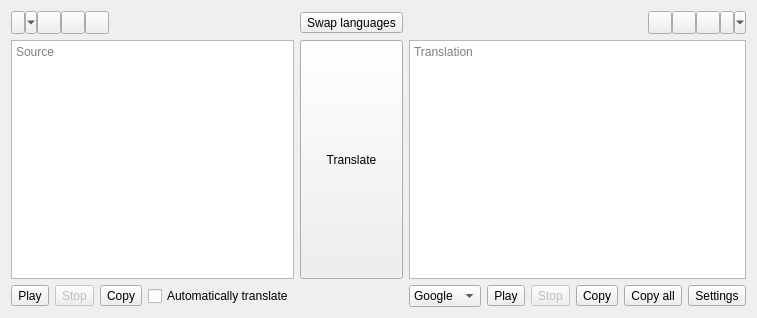
This is src/mainwindow.ui in crow-translate/crow-translate as Qt 5 draws it before an edit. The edited form follows.
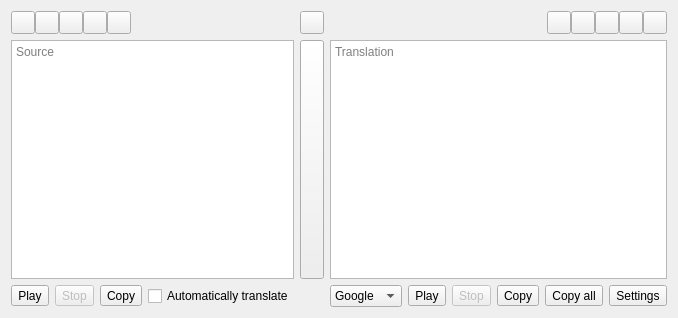
This is the edited form. Icons and pictures are not drawn.

Commit message: Add new convenient languages menu

Diff of the .ui file:
```diff
--- a/src/mainwindow.ui
+++ b/src/mainwindow.ui
@@ -24,42 +24,23 @@
       <property name="spacing">
        <number>0</number>
       </property>
+      <item>
+       <widget class="QToolButton" name="addSourceLangButton">
+        <property name="icon">
+         <iconset theme="add">
+          <normaloff>.</normaloff>.</iconset>
+        </property>
+       </widget>
+      </item>
       <item>
        <widget class="QToolButton" name="autoSourceButton">
-        <property name="sizePolicy">
-         <sizepolicy hsizetype="Minimum" vsizetype="Minimum">
-          <horstretch>0</horstretch>
-          <verstretch>0</verstretch>
-         </sizepolicy>
-        </property>
-        <property name="toolTip">
-         <string notr="true">auto</string>
-        </property>
         <property name="checkable">
          <bool>true</bool>
         </property>
-        <property name="autoExclusive">
-         <bool>true</bool>
-        </property>
-        <property name="popupMode">
-         <enum>QToolButton::MenuButtonPopup</enum>
-        </property>
-        <property name="toolButtonStyle">
-         <enum>Qt::ToolButtonTextOnly</enum>
-        </property>
        </widget>
       </item>
       <item>
        <widget class="QToolButton" name="firstSourceButton">
-        <property name="sizePolicy">
-         <sizepolicy hsizetype="Minimum" vsizetype="Minimum">
-          <horstretch>0</horstretch>
-          <verstretch>0</verstretch>
-         </sizepolicy>
-        </property>
-        <property name="text">
-         <string/>
-        </property>
         <property name="checkable">
          <bool>true</bool>
         </property>
@@ -70,15 +51,6 @@
       </item>
       <item>
        <widget class="QToolButton" name="secondSourceButton">
-        <property name="sizePolicy">
-         <sizepolicy hsizetype="Minimum" vsizetype="Minimum">
-          <horstretch>0</horstretch>
-          <verstretch>0</verstretch>
-         </sizepolicy>
-        </property>
-        <property name="text">
-         <string/>
-        </property>
         <property name="checkable">
          <bool>true</bool>
         </property>
@@ -92,15 +64,6 @@
         <property name="enabled">
          <bool>true</bool>
         </property>
-        <property name="sizePolicy">
-         <sizepolicy hsizetype="Minimum" vsizetype="Minimum">
-          <horstretch>0</horstretch>
-          <verstretch>0</verstretch>
-         </sizepolicy>
-        </property>
-        <property name="text">
-         <string/>
-        </property>
         <property name="checkable">
          <bool>true</bool>
         </property>
@@ -144,15 +107,6 @@
       </item>
       <item>
        <widget class="QToolButton" name="firstTranslationButton">
-        <property name="sizePolicy">
-         <sizepolicy hsizetype="Minimum" vsizetype="Minimum">
-          <horstretch>0</horstretch>
-          <verstretch>0</verstretch>
-         </sizepolicy>
-        </property>
-        <property name="text">
-         <string/>
-        </property>
         <property name="checkable">
          <bool>true</bool>
         </property>
@@ -166,15 +120,6 @@
       </item>
       <item>
        <widget class="QToolButton" name="secondTranslationButton">
-        <property name="sizePolicy">
-         <sizepolicy hsizetype="Minimum" vsizetype="Minimum">
-          <horstretch>0</horstretch>
-          <verstretch>0</verstretch>
-         </sizepolicy>
-        </property>
-        <property name="text">
-         <string/>
-        </property>
         <property name="checkable">
          <bool>true</bool>
         </property>
@@ -185,15 +130,6 @@
       </item>
       <item>
        <widget class="QToolButton" name="thirdTranslationButton">
-        <property name="sizePolicy">
-         <sizepolicy hsizetype="Minimum" vsizetype="Minimum">
-          <horstretch>0</horstretch>
-          <verstretch>0</verstretch>
-         </sizepolicy>
-        </property>
-        <property name="text">
-         <string/>
-        </property>
         <property name="checkable">
          <bool>true</bool>
         </property>
@@ -204,26 +140,22 @@
       </item>
       <item>
        <widget class="QToolButton" name="autoTranslationButton">
+        <property name="checkable">
+         <bool>true</bool>
+        </property>
+       </widget>
+      </item>
+      <item>
+       <widget class="QToolButton" name="addTranslationLangButton">
         <property name="sizePolicy">
          <sizepolicy hsizetype="Minimum" vsizetype="Minimum">
           <horstretch>0</horstretch>
           <verstretch>0</verstretch>
          </sizepolicy>
         </property>
-        <property name="toolTip">
-         <string notr="true">auto</string>
-        </property>
-        <property name="checkable">
-         <bool>true</bool>
-        </property>
-        <property name="autoExclusive">
-         <bool>true</bool>
-        </property>
-        <property name="popupMode">
-         <enum>QToolButton::MenuButtonPopup</enum>
-        </property>
-        <property name="toolButtonStyle">
-         <enum>Qt::ToolButtonTextOnly</enum>
+        <property name="icon">
+         <iconset theme="add">
+          <normaloff>.</normaloff>.</iconset>
         </property>
        </widget>
       </item>
@@ -422,9 +354,6 @@
       <property name="toolTip">
        <string>Swap languages</string>
       </property>
-      <property name="text">
-       <string>Swap languages</string>
-      </property>
       <property name="icon">
        <iconset theme="object-flip-horizontal">
         <normaloff>.</normaloff>.</iconset>
@@ -442,9 +371,6 @@
       <property name="toolTip">
        <string>Translate</string>
       </property>
-      <property name="text">
-       <string>Translate</string>
-      </property>
       <property name="icon">
        <iconset theme="go-next">
         <normaloff>.</normaloff>.</iconset>
```
Left out of the diff: 24 changed lines with no effect on the pictures. The commit also changes 15 other files.
